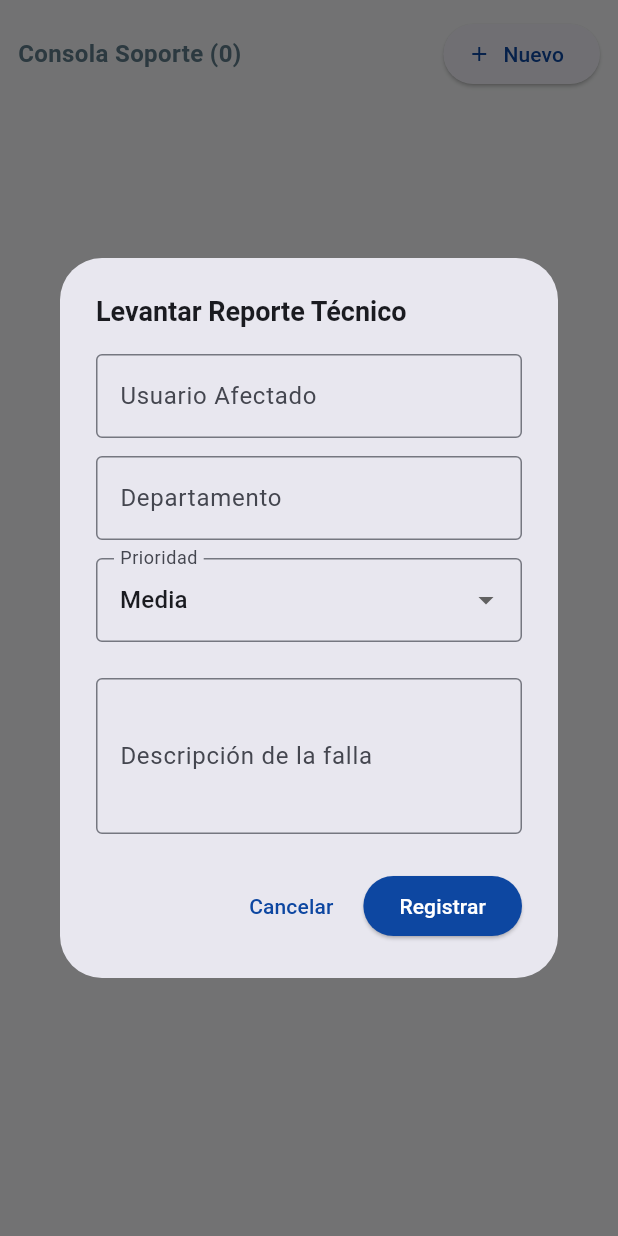
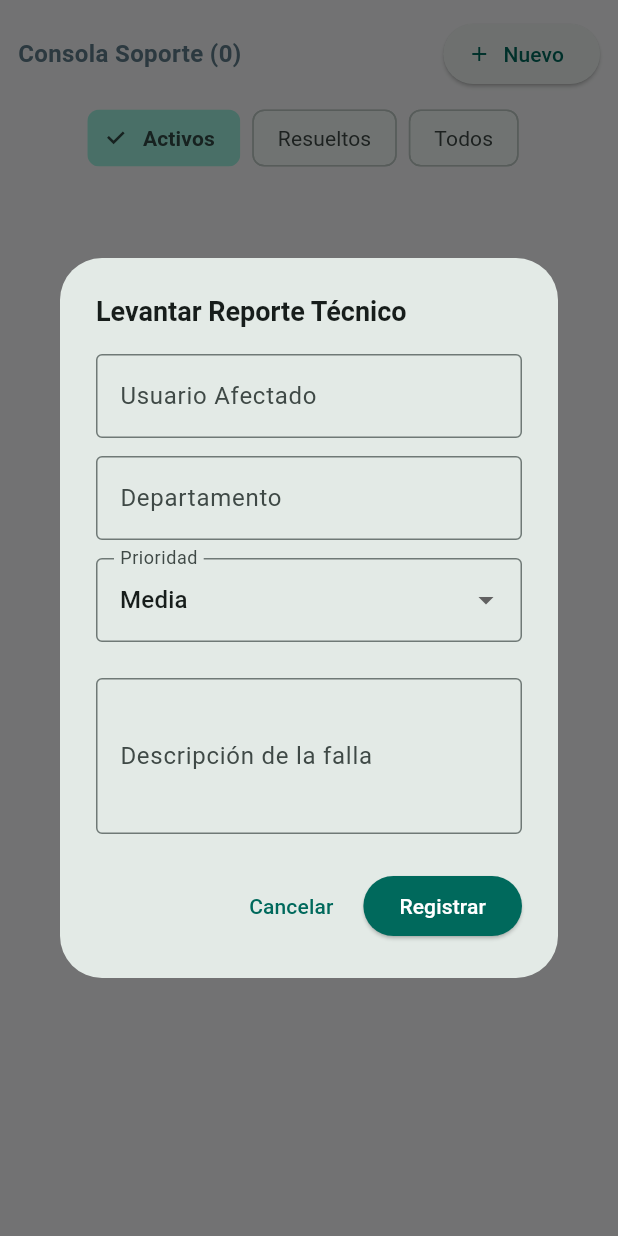
Before and after one commit to cmartinez89/Sistema_tickets_flutter, a Flutter app: the TicketsScreen screen opened directly with empty values, after a tap on "Nuevo", on a phone screen of 412 x 824 dp. Run offline on Flutter 3.47's test engine with Material 3 defaults, Android fonts, the phone set to English and light mode, and no system bars.

Commit message:
Integración de modulo de tickets filtros

```diff
--- a/lib/main.dart
+++ b/lib/main.dart
@@ -21,8 +21,8 @@ class SoporteBetaApp extends StatelessWidget {
       debugShowCheckedModeBanner: false,
       theme: ThemeData(
         colorScheme: ColorScheme.fromSeed(
-          seedColor: const Color(0xFF0D47A1),
-          primary: const Color(0xFF0D47A1),
+          seedColor: const Color(0xFF00695C), // Verde oscuro
+          primary: const Color(0xFF00695C),
         ),
         useMaterial3: true,
       ),
@@ -245,7 +245,7 @@ class _LoginScreenState extends State<LoginScreen> {
                       ),
                       const SizedBox(height: 16),
                       const Text(
-                        'Soporte Beta',
+                        'Soporte Beta v1.1',
                         style: TextStyle(
                           fontSize: 24,
                           fontWeight: FontWeight.bold,
@@ -551,7 +551,7 @@ class DashboardScreen extends StatelessWidget {
 }
 
 // ============================================================================
-// PANTALLA: GESTIÓN DE TICKETS (Conecta PUT a AWS)
+// PANTALLA: GESTIÓN DE TICKETS (Conecta PUT a AWS y usa Filtros)
 // ============================================================================
 class TicketsScreen extends StatefulWidget {
   final List<Ticket> tickets;
@@ -574,6 +574,9 @@ class _TicketsScreenState extends State<TicketsScreen> {
   final _descController = TextEditingController();
   String _prioridadSeleccionada = 'Media';
   String _asignadoPorDefecto = 'Sin Asignar';
+
+  // Variable de control para el filtro
+  String _filtroActual = 'Activos';
 
   void _openNewTicketDialog() {
     _usuarioController.clear();
@@ -767,6 +770,7 @@ class _TicketsScreenState extends State<TicketsScreen> {
 
   @override
   Widget build(BuildContext context) {
+    // 1. Filtrar por permisos (Admin ve todos, Técnico ve los suyos)
     List<Ticket> filtrados = widget.session.rol == 'Admin'
         ? widget.tickets
         : widget.tickets
@@ -777,6 +781,14 @@ class _TicketsScreenState extends State<TicketsScreen> {
                     t.asignadoA == widget.session.nombreCompleto,
               )
               .toList();
+
+    // 2. Aplicar el filtro de estatus seleccionado
+    if (_filtroActual == 'Activos') {
+      filtrados = filtrados.where((t) => t.estado != 'Resuelto').toList();
+    } else if (_filtroActual == 'Resueltos') {
+      filtrados = filtrados.where((t) => t.estado == 'Resuelto').toList();
+    }
+
     return Scaffold(
       backgroundColor: const Color(0xFFF8F9FA),
       body: Padding(
@@ -801,6 +813,39 @@ class _TicketsScreenState extends State<TicketsScreen> {
                 ),
               ],
             ),
+            const SizedBox(height: 8),
+            // Fila de botones para seleccionar el filtro
+            SingleChildScrollView(
+              scrollDirection: Axis.horizontal,
+              child: Row(
+                children: ['Activos', 'Resueltos', 'Todos']
+                    .map(
+                      (filtro) => Padding(
+                        padding: const EdgeInsets.only(right: 8.0),
+                        child: ChoiceChip(
+                          label: Text(
+                            filtro,
+                            style: TextStyle(
+                              fontWeight: _filtroActual == filtro
+                                  ? FontWeight.bold
+                                  : FontWeight.normal,
+                            ),
+                          ),
+                          selected: _filtroActual == filtro,
+                          onSelected: (bool selected) {
+                            if (selected) {
+                              setState(() => _filtroActual = filtro);
+                            }
+                          },
+                          selectedColor: Theme.of(
+                            context,
+                          ).colorScheme.primaryContainer,
+                        ),
+                      ),
+                    )
+                    .toList(),
+              ),
+            ),
             const SizedBox(height: 12),
             Expanded(
               child: ListView.builder(
@@ -838,9 +883,7 @@ class _TicketsScreenState extends State<TicketsScreen> {
                           vertical: 4,
                         ),
                         decoration: BoxDecoration(
-                          color: _getStatusColor(
-                            ticket.estado,
-                          ).withValues(alpha: 0.12),
+                          color: _getStatusColor(ticket.estado).withAlpha(30),
                           borderRadius: BorderRadius.circular(12),
                         ),
                         child: Text(
@@ -1437,7 +1480,7 @@ class _PantallaRespaldosState extends State<PantallaRespaldos> {
                 child: SingleChildScrollView(
                   scrollDirection: Axis.horizontal,
                   child: DataTable(
-                    headingRowColor: MaterialStateProperty.all(
+                    headingRowColor: WidgetStateProperty.all(
                       Colors.grey.shade200,
                     ),
                     columns: const [
```
Also changed, not shown: 40 other files.
